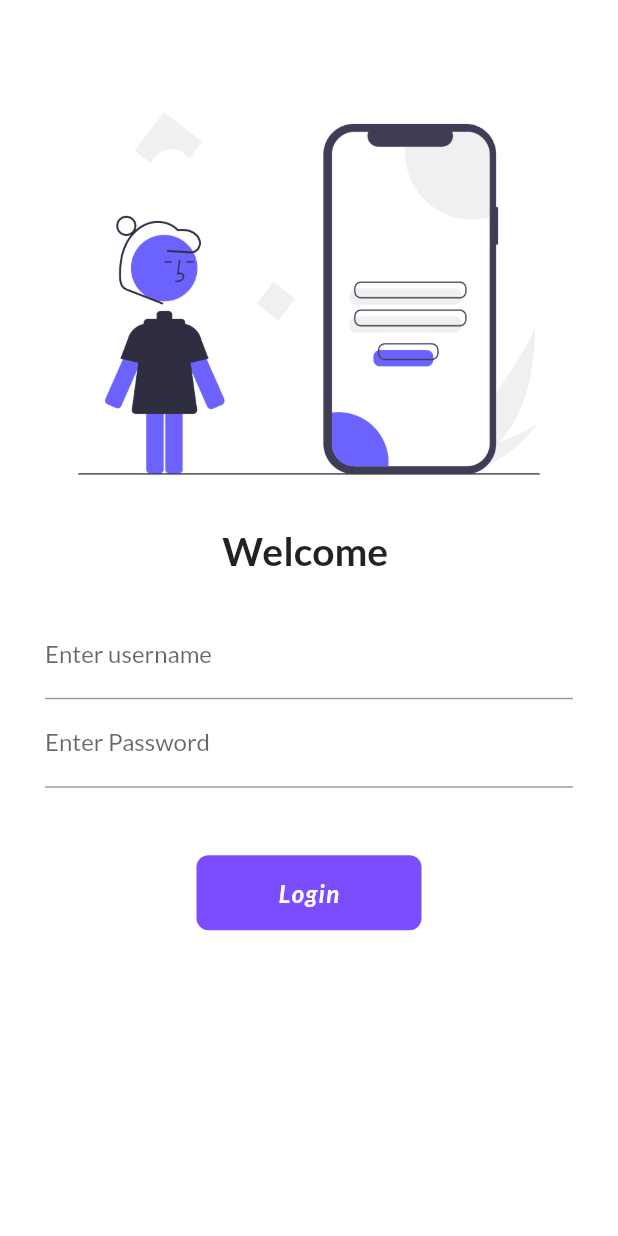
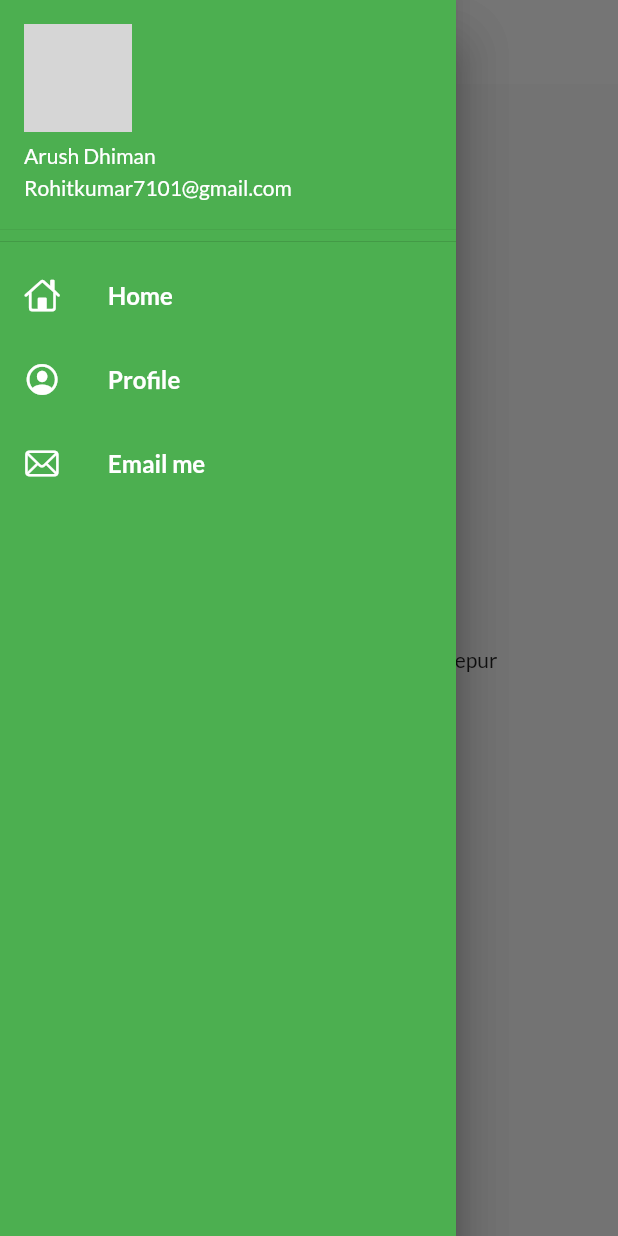
Before and after one commit to Rohit7101/FlutterPractice, a Flutter app: the screen it shows after launch, with the side drawer open (before the commit the screen has no drawer), on a phone screen of 412 x 824 dp. Run offline on Flutter 3.47's test engine with Material 2 defaults, Android fonts, the phone set to English and light mode, and no system bars; our stand-ins replace google_fonts; network calls fail; grey boxes are pictures that could not be loaded.

Commit message:
day 9 work completed.

```diff
--- a/lib/main.dart
+++ b/lib/main.dart
@@ -3,10 +3,12 @@ import 'package:flutter/material.dart';
 import 'package:flutter_catalog/pages/home_page.dart';
 import 'package:flutter_catalog/pages/login_page.dart';
 import 'package:flutter_catalog/utils/routes.dart';
+import 'package:flutter_catalog/widgets/themes.dart';
 import 'package:google_fonts/google_fonts.dart';
 
 
     void main(){
+       // ignore: prefer_const_constructors
        runApp(MyFirstApp());
     }
 
@@ -19,14 +21,11 @@ import 'package:google_fonts/google_fonts.dart';
         return MaterialApp(
               themeMode: ThemeMode.light,
               debugShowCheckedModeBanner: false,
-              theme: ThemeData(
-                primarySwatch:Colors.green,
-                fontFamily: GoogleFonts.lato().fontFamily
-              ),
+              theme: MyThemes.getLightTheme(context),
               darkTheme: ThemeData(
                 brightness: Brightness.dark
               ),
-              initialRoute: MyRoutes.loginRoute,
+              initialRoute: MyRoutes.homeRoute,
               routes: {
                 MyRoutes.homeRoute:(context)=> HomePage(),
                 MyRoutes.loginRoute:(context)=> LoginPage()
--- /dev/null
+++ b/lib/models/catalog.dart
@@ -0,0 +1,10 @@
+class Item {
+  final String id;
+  final String name;
+  final String desc;
+  final num price;
+  final String color;
+  final String image;
+
+  Item(this.id, this.name, this.desc, this.price, this.color, this.image);
+}
--- a/lib/pages/home_page.dart
+++ b/lib/pages/home_page.dart
@@ -1,4 +1,5 @@
 import 'package:flutter/material.dart';
+import 'package:flutter_catalog/widgets/drawer.dart';
 
 class HomePage extends StatelessWidget {
  final int days = 30;
@@ -10,11 +11,11 @@ class HomePage extends StatelessWidget {
       appBar: AppBar(
         title: Text("Catalog App")),
       body:Center(
-        child:Container(
+        child:  Container(
         child: Text("Welcome to $days days of flutter in $name"),
       ),
       ),
-      drawer: Drawer(),
+      drawer: MyDrawer(),
     );
   }
 }
--- a/lib/pages/login_page.dart
+++ b/lib/pages/login_page.dart
@@ -100,7 +100,7 @@ class _LoginPageState extends State<LoginPage> {
                 ),
                 SizedBox(height: 30),
                 Material(
-                  color: Colors.deepPurpleAccent,
+                  color: Colors.green,
                   borderRadius: BorderRadius.circular(changeButton ? 50 : 8),
                   child: InkWell(
                     onTap: () => moveToHomePage(context),
--- /dev/null
+++ b/lib/widgets/drawer.dart
@@ -0,0 +1,75 @@
+// ignore_for_file: prefer_const_constructors
+
+import 'package:flutter/cupertino.dart';
+import 'package:flutter/material.dart';
+
+class MyDrawer extends StatelessWidget {
+  const MyDrawer({Key? key}) : super(key: key);
+
+  @override
+  Widget build(BuildContext context) {
+    final imageUrl =
+        "https://www.whatsappimages.in/wp-content/uploads/2020/06/Whatsapp-DP-Images-24-300x288.jpg";
+    return Drawer(
+      child: Drawer(
+        child: Container(
+          color: Colors.green,
+          child: ListView(
+            children: [
+              DrawerHeader(
+                padding: EdgeInsets.all(0),
+                child: UserAccountsDrawerHeader(
+                  decoration: BoxDecoration(color: Colors.green),
+                  accountName: Text("Arush Dhiman"),
+                  accountEmail: Text("Rohitkumar7101@gmail.com"),
+                  currentAccountPicture: CircleAvatar(
+                    backgroundImage: NetworkImage(imageUrl),
+                  ),
+                ),
+              ),
+              ListTile(
+                leading: Icon(
+                  CupertinoIcons.home,
+                  color: Colors.white,
+                ),
+                title: Text(
+                  "Home",
+                  style: TextStyle(
+                      color: Colors.white,
+                      fontSize: 16,
+                      fontWeight: FontWeight.bold),
+                ),
+              ),
+              ListTile(
+                leading: Icon(
+                  CupertinoIcons.profile_circled,
+                  color: Colors.white,
+                ),
+                title: Text(
+                  "Profile",
+                  style: TextStyle(
+                      color: Colors.white,
+                      fontSize: 16,
+                      fontWeight: FontWeight.bold),
+                ),
+              ),
+              ListTile(
+                leading: Icon(
+                  CupertinoIcons.mail,
+                  color: Colors.white,
+                ),
+                title: Text(
+                  "Email me",
+                  style: TextStyle(
+                      color: Colors.white,
+                      fontSize: 16,
+                      fontWeight: FontWeight.bold),
+                ),
+              )
+            ],
+          ),
+        ),
+      ),
+    );
+  }
+}
--- /dev/null
+++ b/lib/widgets/themes.dart
@@ -0,0 +1,31 @@
+// ignore_for_file: prefer_const_constructors
+
+import 'dart:ui';
+
+import 'package:flutter/material.dart';
+import 'package:google_fonts/google_fonts.dart';
+
+class MyThemes{
+
+  static ThemeData getLightTheme(BuildContext context) {
+    return ThemeData(
+        primarySwatch: Colors.green,
+        fontFamily: GoogleFonts
+            .lato()
+            .fontFamily,
+        appBarTheme: AppBarTheme(
+            color: Colors.white,
+            elevation: 0.0,
+            iconTheme: IconThemeData(color: Colors.black),
+            titleTextStyle: TextStyle(
+              color: Colors.black,
+              fontSize: 18,
+              fontWeight: FontWeight.bold
+            )
+
+        )
+    );
+  }
+
+
+}
```
